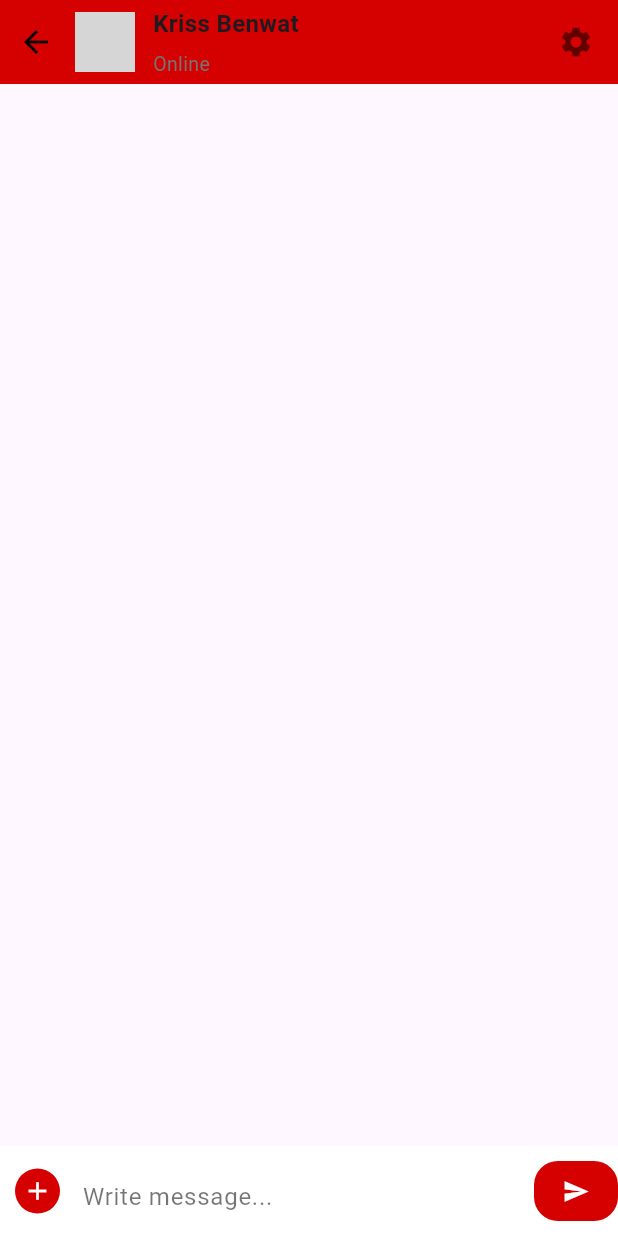
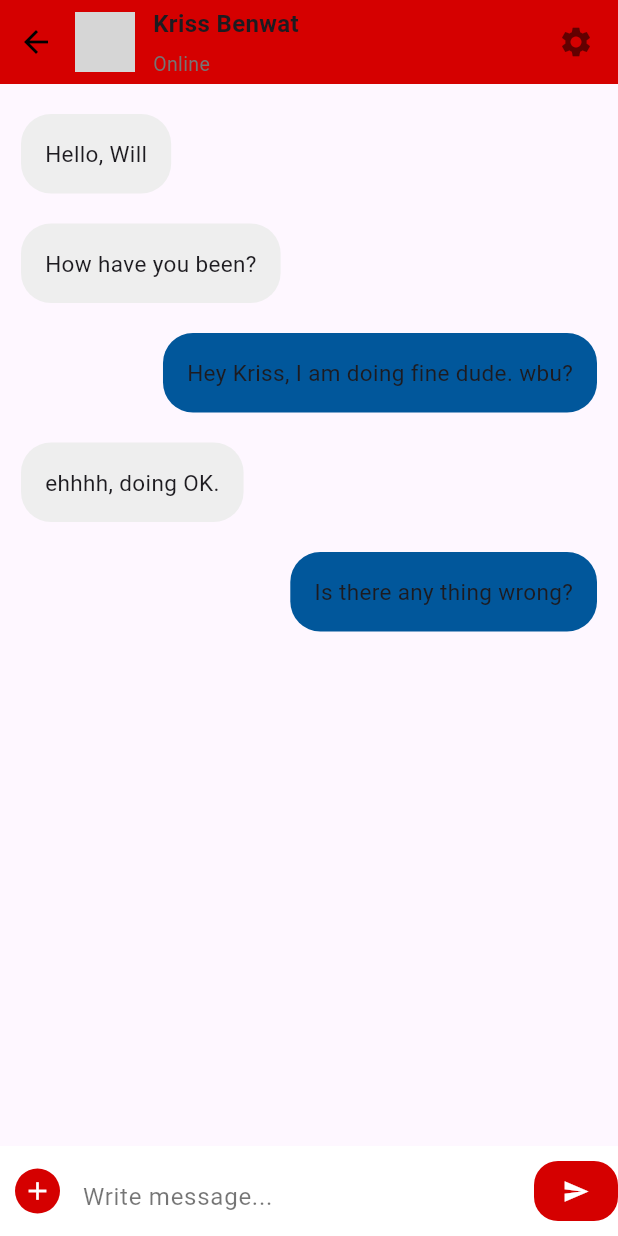
Before and after one commit to llsasas/ITU, a Flutter app: the ChatDetailPage screen opened directly, on a phone screen of 412 x 824 dp. Run offline on Flutter 3.47's test engine with Material 3 defaults, Android fonts, the phone set to English and light mode, and no system bars; our stand-ins replace cached_network_image, file_picker, firebase_auth, firebase_core, firebase_database, firebase_storage and 2 more; accounts and stored records are empty; network calls fail; grey boxes are pictures that could not be loaded.

Commit message:
Additional chat adjustments

```diff
--- a/lib/BE/ChatUsers.dart
+++ b/lib/BE/ChatUsers.dart
@@ -8,3 +8,14 @@ class Users{
 
   Users({required this.name, required this.message, required this.imagelink, required this.time});
 }
+
+  List<Users> chatUsers = [
+    Users( name: "Jane Russel",  message: "Awesome Setup",  imagelink: "images/userImage1.jpeg", time: "Now"),
+    Users( name: "Glady's Murphy",  message: "That's Great",  imagelink: "images/userImage2.jpeg",  time: "Yesterday"),
+    Users( name: "Jorge Henry",  message: "Hey where are you?",  imagelink: "images/userImage3.jpeg",  time: "31 Mar"),
+    Users( name: "Philip Fox",  message: "Busy! Call me in 20 mins",  imagelink: "images/userImage4.jpeg", time: "28 Mar"),
+    Users( name: "Debra Hawkins",  message: "Thankyou, It's awesome",  imagelink: "images/userImage5.jpeg",  time: "23 Mar"),
+    Users( name: "Jacob Pena",  message: "will update you in evening",  imagelink: "images/userImage6.jpeg", time: "17 Mar"),
+    Users( name: "Andrey Jones",  message: "Can you please share the file?",  imagelink: "images/userImage7.jpeg", time: "24 Feb"),
+    Users( name: "John Wick",  message: "How are you?",  imagelink: "images/userImage8.jpeg",  time: "18 Feb"),
+  ];
--- /dev/null
+++ b/lib/BE/message.dart
@@ -0,0 +1,14 @@
+class Message{
+  String content;
+  String type;
+  Message({required this.content, required this.type});
+}
+
+
+List<Message> messages = [
+    Message(content: "Hello, Will", type: "receiver"),
+    Message(content: "How have you been?", type: "receiver"),
+    Message(content: "Hey Kriss, I am doing fine dude. wbu?", type: "sender"),
+    Message(content: "ehhhh, doing OK.", type: "receiver"),
+    Message(content: "Is there any thing wrong?", type: "sender"),
+  ];
--- a/lib/pages/chatdetailpage.dart
+++ b/lib/pages/chatdetailpage.dart
@@ -1,12 +1,12 @@
 import 'package:flutter/material.dart';
+import 'package:ituapp/BE/message.dart';
 
-class ChatDetailPage extends StatefulWidget{
+class ChatDetailPage extends StatefulWidget {
   @override
   _ChatDetailPageState createState() => _ChatDetailPageState();
 }
 
 class _ChatDetailPageState extends State<ChatDetailPage> {
-
   @override
   Widget build(BuildContext context) {
     return Scaffold(
@@ -20,29 +20,50 @@ class _ChatDetailPageState extends State<ChatDetailPage> {
             child: Row(
               children: <Widget>[
                 IconButton(
-                  onPressed: (){
+                  onPressed: () {
                     Navigator.pop(context);
                   },
-                  icon: const Icon(Icons.arrow_back,color: Colors.black,),
+                  icon: const Icon(
+                    Icons.arrow_back,
+                    color: Colors.black,
+                  ),
                 ),
-                const SizedBox(width: 2,),
+                const SizedBox(
+                  width: 2,
+                ),
                 const CircleAvatar(
-                  backgroundImage: NetworkImage("<https://randomuser.me/api/portraits/men/8.jpg>"),
+                  backgroundImage: NetworkImage(
+                      "<https://randomuser.me/api/portraits/men/8.jpg>"),
                   maxRadius: 20,
                 ),
-                const SizedBox(width: 12,),
+                const SizedBox(
+                  width: 12,
+                ),
                 Expanded(
                   child: Column(
                     crossAxisAlignment: CrossAxisAlignment.start,
                     mainAxisAlignment: MainAxisAlignment.center,
                     children: <Widget>[
-                      const Text("Kriss Benwat",style: TextStyle( fontSize: 16 ,fontWeight: FontWeight.w600),),
-                      const SizedBox(height: 6,),
-                      Text("Online",style: TextStyle(color: Colors.grey.shade600, fontSize: 13),),
+                      const Text(
+                        "Kriss Benwat",
+                        style: TextStyle(
+                            fontSize: 16, fontWeight: FontWeight.w600),
+                      ),
+                      const SizedBox(
+                        height: 6,
+                      ),
+                      Text(
+                        "Online",
+                        style: TextStyle(
+                            color: Colors.grey.shade600, fontSize: 13),
+                      ),
                     ],
                   ),
                 ),
-                const Icon(Icons.settings,color: Colors.black54,),
+                const Icon(
+                  Icons.settings,
+                  color: Colors.black54,
+                ),
               ],
             ),
           ),
@@ -50,18 +71,47 @@ class _ChatDetailPageState extends State<ChatDetailPage> {
       ),
       body: Stack(
         children: <Widget>[
+          ListView.builder(
+            itemCount: messages.length,
+            shrinkWrap: true,
+            padding: const EdgeInsets.only(top: 10, bottom: 10),
+            physics: const NeverScrollableScrollPhysics(),
+            itemBuilder: (context, index) {
+              return Container(
+                padding:
+                    const EdgeInsets.only(left: 14, right: 14, top: 10, bottom: 10),
+                child: Align(
+                  alignment: (messages[index].type == "receiver"
+                      ? Alignment.topLeft
+                      : Alignment.topRight),
+                  child: Container(
+                    decoration: BoxDecoration(
+                      borderRadius: BorderRadius.circular(20),
+                      color: (messages[index].type == "receiver"
+                          ? Colors.grey.shade200
+                          : Colors.lightBlue.shade900),
+                    ),
+                    padding: const EdgeInsets.all(16),
+                    child: Text(
+                      messages[index].content,
+                      style: const TextStyle(fontSize: 15),
+                    ),
+                  ),
+                ),
+              );
+            },
+          ),
           Align(
             alignment: Alignment.bottomLeft,
             child: Container(
-              padding: const EdgeInsets.only(left: 10,bottom: 10,top: 10),
+              padding: const EdgeInsets.only(left: 10, bottom: 10, top: 10),
               height: 60,
               width: double.infinity,
               color: Colors.white,
               child: Row(
                 children: <Widget>[
                   GestureDetector(
-                    onTap: (){
-                    },
+                    onTap: () {},
                     child: Container(
                       height: 30,
                       width: 30,
@@ -69,28 +119,38 @@ class _ChatDetailPageState extends State<ChatDetailPage> {
                         color: Colors.redAccent.shade700,
                         borderRadius: BorderRadius.circular(30),
                       ),
-                      child: const Icon(Icons.add, color: Colors.white, size: 20, ),
+                      child: const Icon(
+                        Icons.add,
+                        color: Colors.white,
+                        size: 20,
+                      ),
                     ),
                   ),
-                  const SizedBox(width: 15,),
+                  const SizedBox(
+                    width: 15,
+                  ),
                   const Expanded(
                     child: TextField(
                       decoration: InputDecoration(
-                        hintText: "Write message...",
-                        hintStyle: TextStyle(color: Colors.black54),
-                        border: InputBorder.none
-                      ),
+                          hintText: "Write message...",
+                          hintStyle: TextStyle(color: Colors.black54),
+                          border: InputBorder.none),
                     ),
                   ),
-                  const SizedBox(width: 15,),
+                  const SizedBox(
+                    width: 15,
+                  ),
                   FloatingActionButton(
-                    onPressed: (){},
+                    onPressed: () {},
                     backgroundColor: Colors.redAccent.shade700,
                     elevation: 0,
-                    child: const Icon(Icons.send,color: Colors.white,size: 18,),
+                    child: const Icon(
+                      Icons.send,
+                      color: Colors.white,
+                      size: 18,
+                    ),
                   ),
                 ],
-
               ),
             ),
           ),
--- a/lib/pages/profile_page.dart
+++ b/lib/pages/profile_page.dart
@@ -20,10 +20,10 @@ class ProfilePage extends StatelessWidget {
 
 
     return Scaffold(
-      backgroundColor: Color.fromRGBO(238, 230, 230, 1),
+      backgroundColor: const Color.fromRGBO(238, 230, 230, 1),
 
       body: Container(
-        padding: EdgeInsets.all(20),
+        padding: const EdgeInsets.all(20),
         child: Column(
           children: <Widget>[
             const Padding(
@@ -37,7 +37,7 @@ class ProfilePage extends StatelessWidget {
                   future: storage.downloadUrl("fun.jpg"),
                   builder: (BuildContext context, AsyncSnapshot <String> snapshot) {
                     if(snapshot.connectionState == ConnectionState.waiting){
-                      return CircularProgressIndicator();
+                      return const CircularProgressIndicator();
                     }else if(snapshot.hasError){
                       return Text("Error: ${snapshot.error}");
                     }else{
```
Also changed, not shown: lib/pages/chat.dart (+20 -2 lines).
